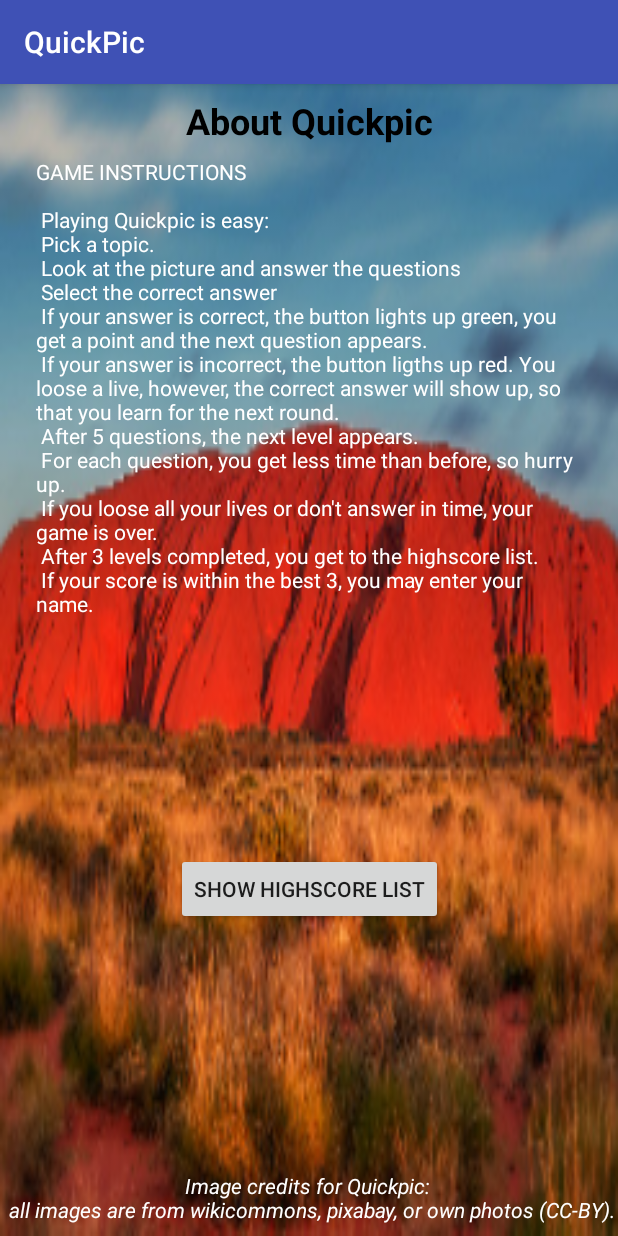
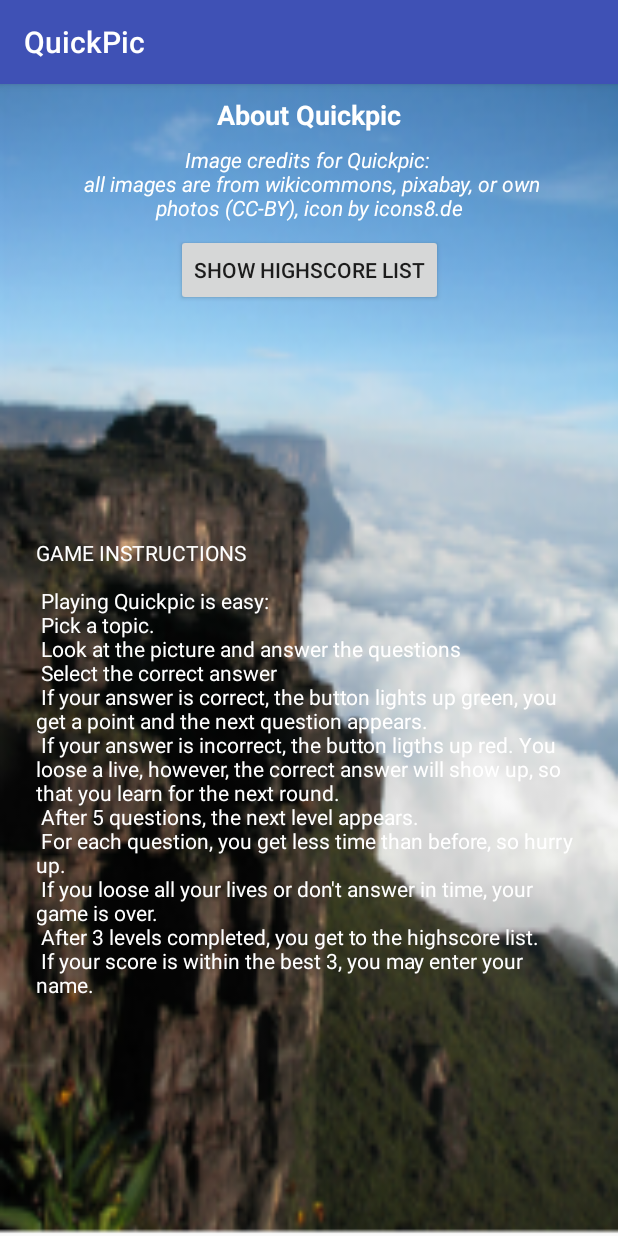
Before and after one commit to kathrin77/QuickPic, an Android app: the screen it shows after launch (AboutActivity), on a phone screen of 412 x 824 dp. Run offline under Robolectric (Android 15) with nearby library versions, the phone set to English and light mode, and no system bars.

Commit message:
icon eingefügt, about angepasst

```diff
--- a/app/src/main/res/layout/activity_about.xml
+++ b/app/src/main/res/layout/activity_about.xml
@@ -4,23 +4,26 @@
     xmlns:tools="http://schemas.android.com/tools"
     android:layout_width="match_parent"
     android:layout_height="match_parent"
-    android:background="@drawable/img_uluru">
+    android:background="@drawable/aboutquickpic"
+    tools:background="@drawable/aboutquickpic">
 
     <TextView
         android:id="@+id/tvInstructions"
         android:layout_width="0dp"
         android:layout_height="wrap_content"
+        android:layout_marginBottom="8dp"
         android:layout_marginEnd="24dp"
         android:layout_marginStart="24dp"
-        android:layout_marginTop="8dp"
+        android:layout_marginTop="4dp"
         android:text="@string/instructions"
         android:textAllCaps="false"
         android:textColor="@android:color/background_light"
         android:typeface="normal"
+        app:layout_constraintBottom_toBottomOf="parent"
         app:layout_constraintEnd_toEndOf="parent"
         app:layout_constraintHorizontal_bias="0.0"
         app:layout_constraintStart_toStartOf="parent"
-        app:layout_constraintTop_toBottomOf="@+id/tvAbout"
+        app:layout_constraintTop_toBottomOf="@+id/btnhighscore"
         tools:text="@string/instructions" />
 
     <TextView
@@ -32,8 +35,8 @@
         android:layout_marginTop="8dp"
         android:text="@string/about"
         android:textAlignment="center"
-        android:textColor="@android:color/black"
-        android:textSize="24sp"
+        android:textColor="@android:color/background_light"
+        android:textSize="18sp"
         android:textStyle="bold"
         app:layout_constraintEnd_toEndOf="parent"
         app:layout_constraintStart_toStartOf="parent"
@@ -41,30 +44,29 @@
 
     <TextView
         android:id="@+id/credits"
-        android:layout_width="wrap_content"
+        android:layout_width="344dp"
         android:layout_height="wrap_content"
-        android:layout_marginBottom="8dp"
-        android:layout_marginEnd="24dp"
-        android:layout_marginStart="24dp"
+        android:layout_marginEnd="16dp"
+        android:layout_marginStart="16dp"
+        android:layout_marginTop="8dp"
         android:text="@string/credits"
         android:textAlignment="center"
         android:textColor="@android:color/background_light"
         android:textStyle="italic"
-        app:layout_constraintBottom_toBottomOf="parent"
         app:layout_constraintEnd_toEndOf="parent"
-        app:layout_constraintStart_toStartOf="parent" />
+        app:layout_constraintStart_toStartOf="parent"
+        app:layout_constraintTop_toBottomOf="@+id/tvAbout" />
 
     <Button
         android:id="@+id/btnhighscore"
         android:layout_width="wrap_content"
         android:layout_height="wrap_content"
-        android:layout_marginBottom="8dp"
         android:layout_marginEnd="8dp"
         android:layout_marginStart="8dp"
+        android:layout_marginTop="8dp"
         android:text="@string/btnhighscore"
-        app:layout_constraintBottom_toTopOf="@+id/credits"
         app:layout_constraintEnd_toEndOf="parent"
         app:layout_constraintStart_toStartOf="parent"
-        app:layout_constraintTop_toBottomOf="@+id/tvInstructions" />
+        app:layout_constraintTop_toBottomOf="@+id/credits" />
 
 </android.support.constraint.ConstraintLayout>
--- a/app/src/main/res/values/strings.xml
+++ b/app/src/main/res/values/strings.xml
@@ -38,7 +38,7 @@
         \n If your score is within the best 3, you may enter your name.
     </string>
     <string name="credits">Image credits for Quickpic:
-        \n all images are from wikicommons, pixabay, or own photos (CC-BY).
+        \n all images are from wikicommons, pixabay, or own photos (CC-BY), icon by icons8.de
     </string>
     <string name="btnhighscore">show highscore list</string>
 
@@ -57,5 +57,7 @@
 <!--    <string name="set_01">Mountains</string>
     <string name="set_02">Fish</string>
     <string name="set_01_Question_01">1. Bergefrage</string>
-    <string name="set_01_Answer_01_01"></string>-->
+    <string name="set_01_Answer_01_01">1. Berg, 1. Antwort</string>
+    etc...
+    -->
 </resources>
```
Also changed, not shown: app/src/main/java/com/example/quickpic/Quickpic.java (+18 -4 lines), app/src/main/java/com/example/quickpic/QuizActivity.java (+1 -15 lines), app/src/main/res/drawable-hdpi/aboutquickpic.png (added), app/src/main/res/drawable-mdpi/aboutquickpic.png (added), app/src/main/res/drawable-xhdpi/aboutquickpic.png (added), app/src/main/res/drawable-xxhdpi/aboutquickpic.png (added), app/src/main/res/mipmap-hdpi/ic_launcher.png, app/src/main/res/mipmap-hdpi/ic_launcher_round.png, app/src/main/res/mipmap-mdpi/ic_launcher.png, app/src/main/res/mipmap-mdpi/ic_launcher_round.png, app/src/main/res/mipmap-xhdpi/ic_launcher.png, app/src/main/res/mipmap-xhdpi/ic_launcher_round.png, app/src/main/res/mipmap-xxhdpi/ic_launcher.png, app/src/main/res/mipmap-xxhdpi/ic_launcher_round.png, 2 more files, 1 other file.
